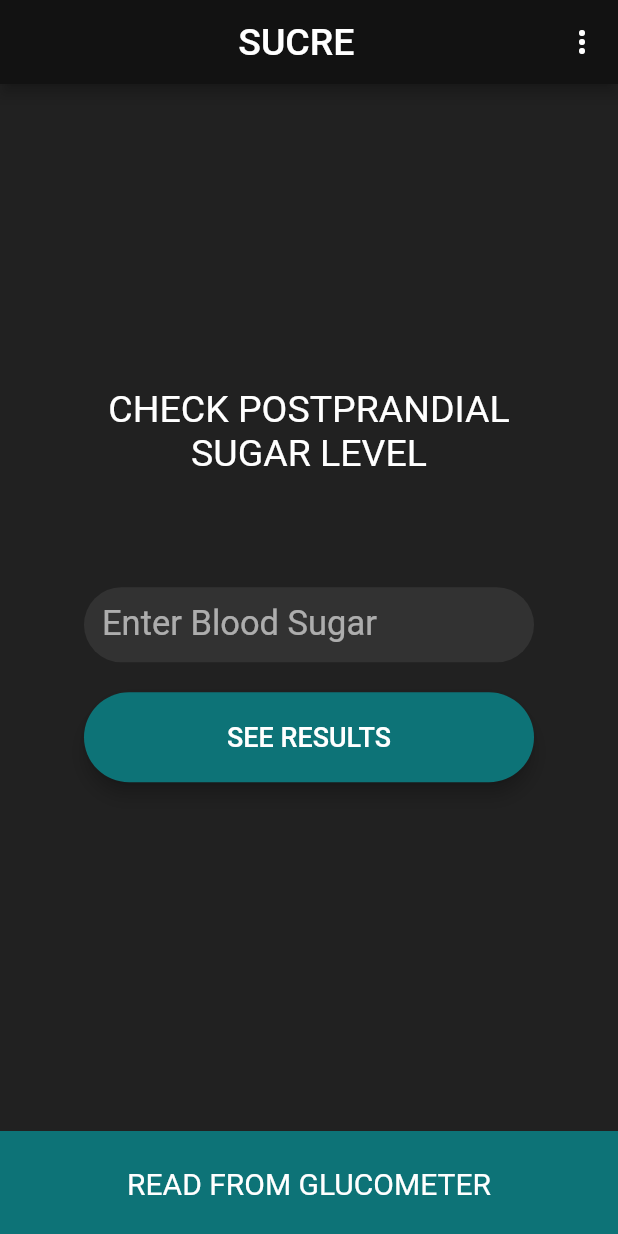
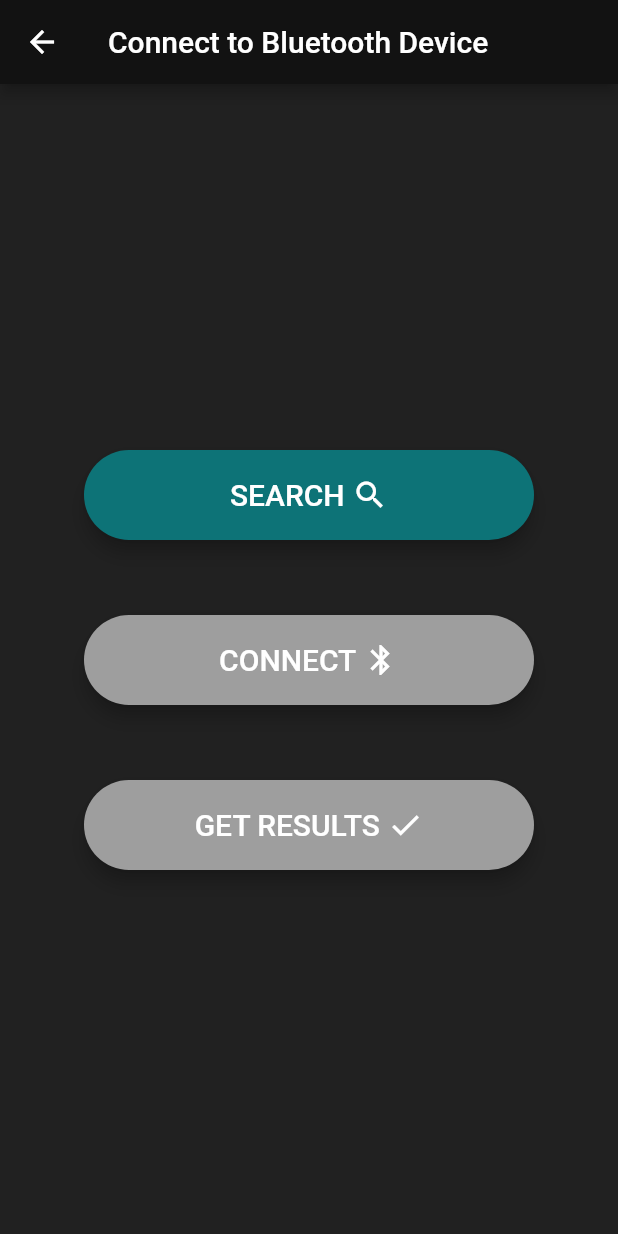
Before and after one commit to Garv4444/Glucometer, a Flutter app: the screen it shows after launch, after a tap on "READ FROM GLUCOMETER", on a phone screen of 412 x 824 dp. Run offline on Flutter 3.47's test engine with Material 2 defaults, Android fonts, the phone set to English and light mode, and no system bars; our stand-ins replace permission_handler, shared_preferences, syncfusion_flutter_gauges; missing offline and left inert: draw_graph, flutter_reactive_ble, location_permissions.

Commit message:
Added Bluetooth functionalities and Graphs for trends

```diff
--- a/lib/main.dart
+++ b/lib/main.dart
@@ -1,23 +1,25 @@
 import 'package:flutter/material.dart';
 import 'package:flutter/services.dart';
 import 'package:glucometer/screens/about.dart';
-
+import 'package:permission_handler/permission_handler.dart';
 import 'constants.dart';
 import 'screens/input_screen.dart';
 import 'screens/result.dart';
+import 'screens/ble_connection.dart';
+
 
 void main() {
-  runApp(const MyApp());
+  Future _getStoragePermission() async {
+    if (await Permission.storage.request().isGranted) {
+
     }
-
-class MyApp extends StatelessWidget {
-  const MyApp({Key? key}) : super(key: key);
-  @override
-  Widget build(BuildContext context) {
+  }
   SystemChrome.setEnabledSystemUIMode(SystemUiMode.edgeToEdge);
-    SystemChrome.setSystemUIOverlayStyle(
-        SystemUiOverlayStyle.dark.copyWith(statusBarColor: Colors.transparent));
-    return MaterialApp(
+  SystemChrome.setSystemUIOverlayStyle(SystemUiOverlayStyle.dark.copyWith(statusBarColor: Colors.transparent));
+  WidgetsFlutterBinding.ensureInitialized();
+   _getStoragePermission();
+  runApp(
+     MaterialApp(
         debugShowCheckedModeBanner: false,
         theme: ThemeData(
           colorScheme: const ColorScheme.dark().copyWith(
@@ -30,9 +32,10 @@ class MyApp extends StatelessWidget {
         initialRoute: Input.id,
         routes: <String, WidgetBuilder>{
           Input.id: (BuildContext context) => const Input(),
-        Results.id: (BuildContext context) => const Results(),
-        About.id: (BuildContext context) => const About()
+          Results.id: (BuildContext context) => Results(),
+          About.id: (BuildContext context) => const About(),
+          Helper.id: (BuildContext context) => const Helper()
         },
+    )
   );
 }
-}
--- /dev/null
+++ b/lib/screens/ble_connection.dart
@@ -0,0 +1,217 @@
+import 'package:flutter/material.dart';
+import 'dart:async';
+import 'package:glucometer/constants.dart';
+import 'dart:io' show Platform;
+import 'package:location_permissions/location_permissions.dart';
+import 'package:flutter_reactive_ble/flutter_reactive_ble.dart';
+import 'result.dart';
+
+class Helper extends StatefulWidget {
+  static const String id='ble_connection.dart';
+  const Helper({Key? key}) : super(key: key);
+
+  @override
+  _HelperState createState() => _HelperState();
+}
+
+class _HelperState extends State<Helper> {
+  static bool _foundDeviceWaitingToConnect = false;
+  static bool _scanStarted = false;
+  static bool _connected = false;
+  static late DiscoveredDevice _uniqueDevice;
+  final flutterReactiveBle = FlutterReactiveBle();
+  static late StreamSubscription<DiscoveredDevice> _scanStream;
+  static late QualifiedCharacteristic _rxCharacteristic;
+  final Uuid serviceUuid = Uuid.parse("451cef94-55ad-4c65-992f-9100afd1d68a");
+  final Uuid characteristicUuid = Uuid.parse("18af039e-e091-417c-97d1-d427b159bdb5");
+  void _startScan() async {
+    bool permGranted = false;
+    setState(() {
+      _scanStarted = true;
+    });
+    PermissionStatus permission;
+    if (Platform.isAndroid) {
+      permission = await LocationPermissions().requestPermissions();
+      if (permission == PermissionStatus.granted) permGranted = true;
+    } else if (Platform.isIOS) {
+      permGranted = true;
+    }
+    if (permGranted) {
+      _scanStream = flutterReactiveBle
+          .scanForDevices(withServices: [serviceUuid]).listen((device) {
+        if (device.name == 'ESP32') {
+          setState(() {
+            _uniqueDevice = device;
+            _foundDeviceWaitingToConnect = true;
+          });
+        }
+      });
+    }
+  }
+  void _connectToDevice() {
+    _scanStream.cancel();
+    Stream<ConnectionStateUpdate> _currentConnectionStream = flutterReactiveBle
+        .connectToAdvertisingDevice(
+        id: _uniqueDevice.id,
+        prescanDuration: const Duration(seconds: 1),
+        withServices: [serviceUuid, characteristicUuid]);
+    _currentConnectionStream.listen((event) {
+      switch (event.connectionState) {
+        case DeviceConnectionState.connected:
+          {
+            _rxCharacteristic = QualifiedCharacteristic(
+                serviceId: serviceUuid,
+                characteristicId: characteristicUuid,
+                deviceId: event.deviceId);
+            setState(() {
+              _foundDeviceWaitingToConnect = false;
+              _connected = true;
+            });
+            break;
+          }
+        case DeviceConnectionState.disconnected:
+          {
+            break;
+          }
+        default:
+      }
+    });
+  }
+  Future<void> _ResultTime() async {
+    if (_connected) {
+      var result = await flutterReactiveBle.readCharacteristic(_rxCharacteristic);
+      String temp="";
+      for(int i in result){
+        temp+=String.fromCharCode(i);
+      }
+      print(temp);
+      Results.value = double.parse(temp);
+      Navigator.pushNamed(context, Results.id);
+    }
+  }
+  @override
+  Widget build(BuildContext context) {
+    return Scaffold(
+      appBar: AppBar(title: const Text('Connect to Bluetooth Device'),),
+      body: Column(
+        crossAxisAlignment: CrossAxisAlignment.stretch,
+        mainAxisAlignment: MainAxisAlignment.spaceEvenly,
+        children: [
+          Column(
+            crossAxisAlignment: CrossAxisAlignment.center,
+            mainAxisAlignment: MainAxisAlignment.spaceEvenly,
+            children: [
+            _scanStarted
+            // True condition
+                ? TextButton(
+                  style: TextButton.styleFrom(
+                    backgroundColor: Colors.grey, // background
+                    foregroundColor: Colors.white, // foreground
+                  ),
+                  onPressed: () {},
+                  child: Row(
+                    mainAxisAlignment: MainAxisAlignment.center,
+                    children:  [
+                      Text(
+                        'SEARCH ',
+                        style: kTitleStyle.copyWith(fontSize: 20),
+                      ),
+                      const Icon(Icons.search),
+                    ],
+                  ),
+            )
+            // False condition
+                : TextButton(
+                    onPressed: _startScan,
+                    child: Row(
+                      mainAxisAlignment: MainAxisAlignment.center,
+                      children:  [
+                        Text(
+                          'SEARCH ',
+                          style: kTitleStyle.copyWith(fontSize: 20),
+                        ),
+                        const Icon(Icons.search),
+                      ],
+                    ),
+                  ),
+
+              const SizedBox(
+                height: 50,
+              ),
+
+            _foundDeviceWaitingToConnect
+            // True condition
+                ? TextButton(
+                  onPressed: _connectToDevice,
+                  child: Row(
+                    mainAxisAlignment: MainAxisAlignment.center,
+                    children:  [
+                      Text(
+                        'CONNECT ',
+                        style: kTitleStyle.copyWith(fontSize: 20),
+                      ),
+                      const Icon(Icons.bluetooth),
+                    ],
+                  ),
+                )
+            // False condition
+                : TextButton(
+                  style: TextButton.styleFrom(
+                    backgroundColor: Colors.grey, // background
+                    foregroundColor: Colors.white, // foreground
+                  ),
+                  onPressed: () {},
+                  child: Row(
+                    mainAxisAlignment: MainAxisAlignment.center,
+                    children:  [
+                      Text(
+                        'CONNECT ',
+                        style: kTitleStyle.copyWith(fontSize: 20),
+                      ),
+                      const Icon(Icons.bluetooth),
+                    ],
+                  ),
+                ),
+
+            const SizedBox(
+              height: 50,
+            ),
+            _connected
+            // True condition
+                ? TextButton(
+                onPressed: _ResultTime,
+                  child: Row(
+                    mainAxisAlignment: MainAxisAlignment.center,
+                    children: [
+                      Text(
+                        'GET RESULTS ',
+                        style: kTitleStyle.copyWith(fontSize: 20),
+                      ),
+                      const Icon(Icons.check),
+                    ],
+                  ),
+            )
+            // False condition
+                : TextButton(
+                  style: TextButton.styleFrom(
+                    backgroundColor: Colors.grey, // background
+                    foregroundColor: Colors.white, // foreground
+                  ),
+                  onPressed: () {},
+                  child: Row(
+                    mainAxisAlignment: MainAxisAlignment.center,
+                    children: [
+                      Text(
+                        'GET RESULTS ',
+                        style: kTitleStyle.copyWith(fontSize: 20),
+                      ),
+                      const Icon(Icons.check),
+                    ],
+                  ),
+              ),
+          ],),
+        ],
+      )
+    );
+  }
+}
--- a/lib/screens/input_screen.dart
+++ b/lib/screens/input_screen.dart
@@ -1,8 +1,9 @@
 import 'package:flutter/material.dart';
 import 'package:glucometer/constants.dart';
 import 'package:glucometer/screens/about.dart';
-
+import 'package:glucometer/screens/ble_connection.dart';
 import 'result.dart';
+import 'package:shared_preferences/shared_preferences.dart';
 
 class Input extends StatefulWidget {
   static const String id = "input_screen";
@@ -17,6 +18,7 @@ class _InputState extends State<Input> {
   static const String fast = "Fasting";
   static const String pp = "Postprandial";
   String current = pp;
+
   void handleClick(String value) {
     switch (value) {
       case '$fast mode':
@@ -35,6 +37,9 @@ class _InputState extends State<Input> {
         break;
       case 'About':
         Navigator.pushNamed(context, About.id);
+        break;
+      case 'Connect Bluetooth':
+        Navigator.pushNamed(context, Helper.id);
         break;
     }
   }
@@ -57,7 +62,7 @@ class _InputState extends State<Input> {
             PopupMenuButton<String>(
               onSelected: handleClick,
               itemBuilder: (BuildContext context) {
-                return {'${current == pp ? fast : pp} mode', 'About'}
+                return {'${current == pp ? fast : pp} mode','Connect Bluetooth', 'About'}
                     .map((String choice) {
                   return PopupMenuItem<String>(
                     value: choice,
@@ -147,7 +152,7 @@ class _InputState extends State<Input> {
               height: 70,
               child: GestureDetector(
                 onTap: () {
-                  //Navigator.pushNamed(context, Results.id);
+                  Navigator.pushNamed(context, Helper.id);
                 },
                 child: const Center(
                     child: Text(
```
Also changed, not shown: lib/screens/result.dart (+119 -5 lines), pubspec.yaml (+14 -4 lines), pubspec.lock, 2 other files. Lines whose indentation alone changed are shown as unchanged.
